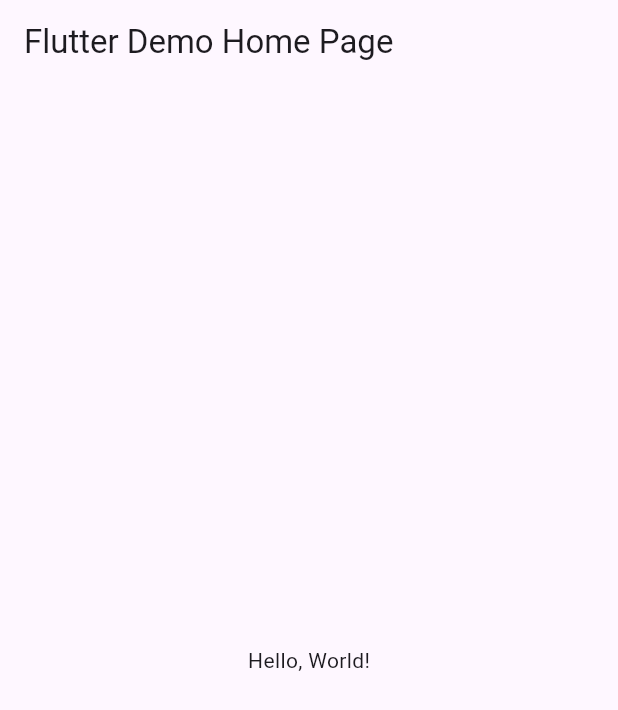
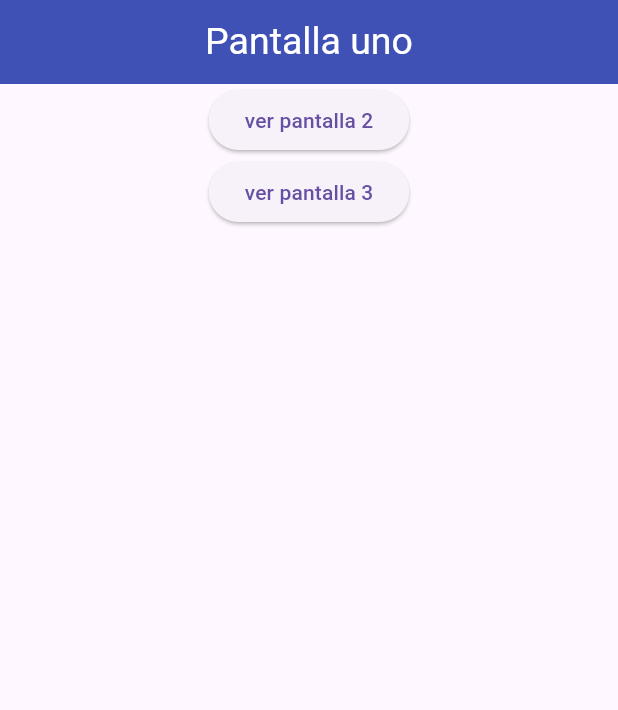
Before and after one commit to Nicolas-Medinaa/Rutas6-J_medina, a Flutter app: the screen it shows after launch, on a phone screen of 412 x 824 dp. Shown: the top 710 px of the screen. Run offline on Flutter 3.47's test engine with Material 3 defaults, Android fonts, the phone set to English and light mode, and no system bars.

```diff
--- a/lib/main.dart
+++ b/lib/main.dart
@@ -1,43 +1,24 @@
 import 'package:flutter/material.dart';
+import 'package:medinarutas/pagina_tres.dart';
+import 'package:medinarutas/pagina_uno.dart';
+import 'package:medinarutas/pagina_dos.dart';
 
-void main() => runApp(MyApp());
+void main() => runApp(MiRutasApp());
 
-class MyApp extends StatelessWidget {
-  const MyApp({super.key});
-  // This widget is the root of your application.
+class MiRutasApp extends StatelessWidget {
+  const MiRutasApp({Key? key}) : super(key: key);
+
   @override
   Widget build(BuildContext context) {
     return MaterialApp(
-      // Application name
-      title: 'Flutter Hello World',
-      // Application theme data, you can set the colors for the application as
-      // you want
-      theme: ThemeData(
-        // useMaterial3: false,
-        primarySwatch: Colors.blue,
-      ),
-      // A widget which will be started on application startup
-      home: MyHomePage(title: 'Flutter Demo Home Page'),
+      debugShowCheckedModeBanner: false,
+      title: "Entre paginas Routes",
+      initialRoute: '/',
+      routes: {
+        '/': (context) => const PantallaUno(),
+        '/pantalla2': (context) => const PantallaDos(),
+        '/pantalla3': (context) => const PantallaTres(),
+      },
     );
   }
 }
-
-class MyHomePage extends StatelessWidget {
-  final String title;
-  const MyHomePage({super.key, required this.title});
-
-  @override
-  Widget build(BuildContext context) {
-    return Scaffold(
-      appBar: AppBar(
-        // The title text which will be shown on the action bar
-        title: Text(title),
-      ),
-      body: Center(
-        child: Text(
-          'Hello, World!',
-        ),
-      ),
-    );
-  }
-}
--- /dev/null
+++ b/lib/pagina_uno.dart
@@ -0,0 +1,40 @@
+import 'package:flutter/material.dart';
+import 'package:medinarutas/pagina_uno.dart';
+
+class PantallaUno extends StatelessWidget {
+  const PantallaUno({Key? key}) : super(key: key);
+
+  @override
+  Widget build(BuildContext context) {
+    return Scaffold(
+      appBar: AppBar(
+        title: const Text(
+          'Pantalla uno',
+          style: TextStyle(color: Colors.white, fontSize: 25.0),
+        ),
+        backgroundColor: Colors.indigo,
+        centerTitle: true,
+      ),
+      body: Column(
+        children: [
+          Center(
+            child: ElevatedButton(
+              onPressed: () {
+                Navigator.pushNamed(context, '/pantalla2');
+              },
+              child: const Text('ver pantalla 2'),
+            ),
+          ),
+          Center(
+            child: ElevatedButton(
+              onPressed: () {
+                Navigator.pushNamed(context, '/pantalla3');
+              },
+              child: const Text('ver pantalla 3'),
+            ),
+          ),
+        ],
+      ),
+    );
+  }
+}
```
Also changed, not shown: lib/pagina_dos.dart (added, +28 -0 lines), lib/pagina_tres.dart (added, +28 -0 lines).
